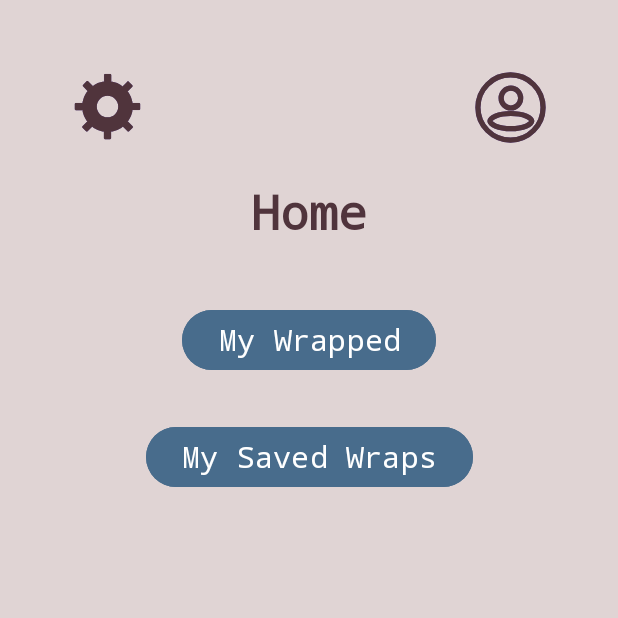
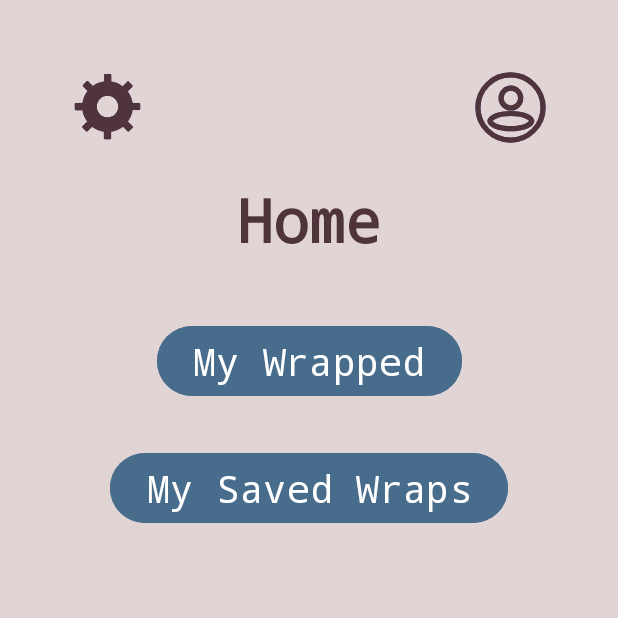
Before and after one commit to JohnN310/First-Mobile-App-, an Android app: the HomePage screen opened directly, with no data from a screen before it, on a phone screen of 412 x 824 dp, the top half of it. Run offline under Robolectric (Android 15) with nearby library versions, the light colour scheme and no system bars; libraries missing offline, so code that uses them is left out: org.checkerframework.checker.

Commit message:
Update simple_welcome_page.xml
Updated the UI to make text on buttons more readable.

```diff
--- a/SpotifyTest2/app/src/main/res/layout/simple_welcome_page.xml
+++ b/SpotifyTest2/app/src/main/res/layout/simple_welcome_page.xml
@@ -16,7 +16,7 @@
         android:fontFamily="monospace"
         android:text="Home"
         android:textColor="@color/mainBrown"
-        android:textSize="32sp"
+        android:textSize="40sp"
         android:textStyle="bold"
         app:layout_constraintTop_toBottomOf="@id/my_account_btn"
         app:layout_constraintStart_toStartOf="parent"
@@ -33,7 +33,7 @@
         app:layout_constraintStart_toStartOf="parent"
         app:layout_constraintEnd_toEndOf="parent"
         android:layout_marginTop="40dp"
-        android:textSize="20sp" />
+        android:textSize="25sp" />
 
     <Button
         android:id="@+id/my_account_btn"
@@ -70,7 +70,7 @@
         android:text="@string/my_saved_wraps"
         android:backgroundTint="@color/buttonBlue"
         android:fontFamily="monospace"
-        android:textSize="20sp"
+        android:textSize="25sp"
         android:layout_marginTop="30sp"
         app:layout_constraintTop_toBottomOf="@+id/token_btn"
         app:layout_constraintStart_toStartOf="parent"
```
